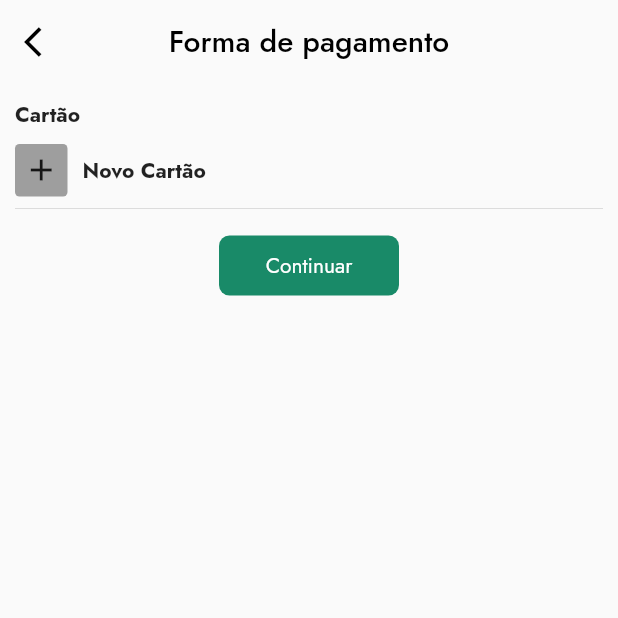
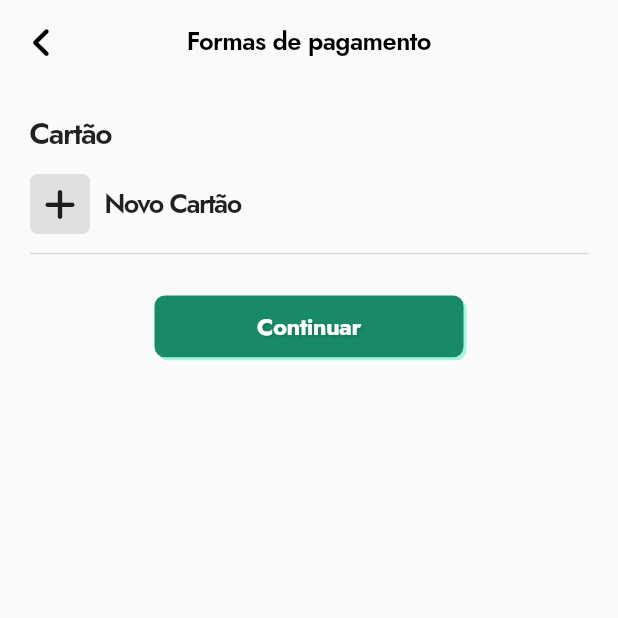
Before and after one commit to MatheusAGomes/dibs, a Flutter app: the FormaDePagamento screen opened directly with empty values, on a phone screen of 412 x 824 dp, the top half of it. Run offline on Flutter 3.47's test engine with Material 2 defaults, Android fonts, the phone set to English and light mode, and no system bars; drawn by our look-alikes of loader_overlay; our stand-ins replace animated_toggle_switch, brasil_fields, dio, flutter_svg, fluttertoast, font_awesome_flutter and 9 more; missing offline and left inert: dart:ffi, validatorless; accounts and stored records are empty; generated files the repository leaves out were written again; network calls fail.

Commit message:
+ componente buttonNewAction; mudanças em formaDePagamento

```diff
--- a/lib/private/anuncieIngressoScreen.dart
+++ b/lib/private/anuncieIngressoScreen.dart
@@ -5,6 +5,7 @@ import 'package:dibs/widget/bannerCategoria.dart';
 import 'package:dibs/widget/bannerMeuIngresso.dart';
 import 'package:dibs/widget/bannerPrincipal.dart';
 import 'package:dibs/widget/bannerSecundario.dart';
+import 'package:dibs/widget/buttonNewAction.dart';
 import 'package:dio/dio.dart';
 import 'package:flutter/material.dart';
 import 'package:provider/provider.dart';
@@ -129,8 +130,9 @@ class _AnuncieIngressoScreenState extends State<AnuncieIngressoScreen> {
                       value == 0
                           ? Column(
                               children: [
-                                InkWell(
-                                  onTap: () async {
+                                ButtonNewAction(
+                                    text: 'Novo Anúncio',
+                                    click: () async {
                                       List<MeuIngressoBanner> a =
                                       await TicketRepository(dio)
                                           .getTickets();
@@ -145,32 +147,7 @@ class _AnuncieIngressoScreenState extends State<AnuncieIngressoScreen> {
                                           );
                                         },
                                       );
-                                  },
-                                  child: Row(
-                                      crossAxisAlignment:
-                                          CrossAxisAlignment.center,
-                                      children: [
-                                        InkWell(
-                                          child: Container(
-                                            decoration: BoxDecoration(
-                                                color: Colors.grey[300],
-                                                borderRadius:
-                                                    BorderRadius.circular(5)),
-                                            height: 40,
-                                            width: 40,
-                                            child: Icon(FontAwesomeIcons.plus),
-                                          ),
-                                        ),
-                                        SizedBox(
-                                          width: 10,
-                                        ),
-                                        Text(
-                                          'Novo Anúncio',
-                                          style:
-                                              TextStyleService.iconButtonText,
-                                        )
-                                      ]),
-                                ),
+                                    }),
                                 SizedBox(
                                   height: 5,
                                 ),
--- a/lib/private/formaDePagamento.dart
+++ b/lib/private/formaDePagamento.dart
@@ -1,7 +1,11 @@
 import 'package:dibs/models/cards.dart';
+import 'package:dibs/widget/buttonNewAction.dart';
+import 'package:dibs/widget/buttonPadrao.dart';
 import 'package:flutter/material.dart';
+import 'package:font_awesome_flutter/font_awesome_flutter.dart';
 
 import '../shared/functions/utils.dart';
+import '../shared/service/textStyle.dart';
 import '../widget/meuCartaoComponente.dart';
 import 'modalNovoCartao.dart';
 
@@ -20,17 +24,18 @@ class _FormaDePagamentoState extends State<FormaDePagamento> {
       appBar: AppBar(
         elevation: 0,
         backgroundColor: Colors.transparent,
+        foregroundColor: Colors.black,
         centerTitle: true,
-        title: const Text(
-          'Forma de pagamento',
-          style: TextStyle(color: Colors.black),
+        title: Text(
+          'Formas de pagamento',
+          style: TextStyleService.appBar,
         ),
         leading: IconButton(
             onPressed: () {
               Navigator.pop(context);
             },
-            icon: const Icon(
-              Icons.arrow_back_ios,
+            icon: Icon(
+              FontAwesomeIcons.angleLeft,
               color: Colors.black,
             )),
       ),
@@ -38,46 +43,38 @@ class _FormaDePagamentoState extends State<FormaDePagamento> {
         child: Container(
           child: SingleChildScrollView(
               child: Padding(
-            padding: const EdgeInsets.symmetric(horizontal: 10, vertical: 10),
+            padding: const EdgeInsets.symmetric(horizontal: 20, vertical: 10),
             child: Column(
               mainAxisAlignment: MainAxisAlignment.start,
               crossAxisAlignment: CrossAxisAlignment.start,
               children: [
-                const Text('Cartão',
-                    style: TextStyle(fontWeight: FontWeight.bold)),
+                Text('Cartão',
+                    style: TextStyleService.eventBatch),
                 const SizedBox(
                   height: 10,
                 ),
-                InkWell(
-                  onTap: () {
+                ButtonNewAction(
+                  text: 'Novo Cartão',
+                  click: () {
                     showModalBottomSheet<void>(
                         isScrollControlled: true,
                         context: context,
+                        clipBehavior: Clip.antiAliasWithSaveLayer,
+                        shape: const RoundedRectangleBorder(
+                          borderRadius: BorderRadius.vertical(
+                              top: Radius.circular(10)),
+                        ),
                         builder: (BuildContext context) {
                           return const ModalNovoCartao();
                         });
-                  },
-                  child: Row(
-                    children: [
-                      Container(
-                        height: 35,
-                        width: 35,
-                        decoration: BoxDecoration(
-                            color: Colors.grey,
-                            borderRadius: BorderRadius.circular(3)),
-                        child: const Icon(Icons.add),
-                      ),
-                      const SizedBox(
-                        width: 10,
-                      ),
-                      const Text(
-                        'Novo Cartão',
-                        style: TextStyle(fontWeight: FontWeight.bold),
-                      )
-                    ],
-                  ),
+                  }),
+                SizedBox(
+                  height: 5,
                 ),
-                const Divider(),
+                Divider(
+                  color: Color(0xFFD9D9D9),
+                  thickness: 1,
+                ),
                 Column(
                     children: List.generate(widget.cards.length, (index) {
                   return InkWell(
@@ -87,7 +84,7 @@ class _FormaDePagamentoState extends State<FormaDePagamento> {
                     child: Padding(
                       padding: const EdgeInsets.symmetric(vertical: 5),
                       child: MeuCartaoComponente(
-                          pedido: false,
+                          pedido: true,
                           nome: widget.cards[index].name,
                           numero: substituirTresPrimeirosGruposPorAsteriscos(
                               widget.cards[index].number),
@@ -96,27 +93,14 @@ class _FormaDePagamentoState extends State<FormaDePagamento> {
                   );
                 })),
                 const SizedBox(
-                  height: 10,
+                  height: 20,
                 ),
-                Center(
-                  child: InkWell(
-                    onTap: () {},
-                    child: Container(
-                      decoration: BoxDecoration(
-                        borderRadius: BorderRadius.circular(7),
-                        color: const Color(0xFF198A68),
-                      ),
-                      width: 120,
-                      height: 40,
-                      child: const Center(
-                        child: Text(
-                          'Continuar',
-                          style: TextStyle(color: Colors.white),
-                        ),
-                      ),
-                    ),
-                  ),
-                ),
+                ButtonPadrao(
+                    text: 'Continuar',
+                    click: (){},
+                    width: 0.5,
+                    enable: true,
+                    delete: false)
               ],
             ),
           )),
--- a/lib/private/infoPedidoScreen.dart
+++ b/lib/private/infoPedidoScreen.dart
@@ -82,12 +82,16 @@ class _InfoPedidoScreenState extends State<InfoPedidoScreen> {
                     onTap: () async {
                       final cards = await CardRepository(dio).getCards();
 
-                      card = await showModalBottomSheet<Cards>(
-                        useSafeArea: true,
-                        isScrollControlled: true,
-                        context: context,
-                        builder: (context) => FormaDePagamento(cards: cards),
-                      );
+                      card = await Navigator.push(
+                          context,
+                          MaterialPageRoute(
+                              builder: (context) => FormaDePagamento(cards: cards)));
+                      // showModalBottomSheet<Cards>(
+                      //   useSafeArea: true,
+                      //   isScrollControlled: true,
+                      //   context: context,
+                      //   builder: (context) => FormaDePagamento(cards: cards),
+                      // );
                       setState(() {});
                     },
                     child: card == null
--- /dev/null
+++ b/lib/widget/buttonNewAction.dart
@@ -0,0 +1,53 @@
+import 'package:flutter/material.dart';
+import 'package:flutter/widgets.dart';
+import 'package:font_awesome_flutter/font_awesome_flutter.dart';
+
+import '../main.dart';
+import '../models/meuIngressoBanner.dart';
+import '../private/modalMeusIngressosAnuncio.dart';
+import '../repositories/ticket-repository.dart';
+import '../shared/service/textStyle.dart';
+
+class ButtonNewAction extends StatelessWidget {
+  String text;
+  VoidCallback click;
+  IconData? icon;
+
+  ButtonNewAction({
+    super.key,
+    required this.text,
+    required this.click,
+    this.icon = FontAwesomeIcons.plus
+  });
+
+  @override
+  Widget build(BuildContext context) {
+    return InkWell(
+      onTap: click,
+      child: Row(
+          crossAxisAlignment:
+          CrossAxisAlignment.center,
+          children: [
+            InkWell(
+              child: Container(
+                decoration: BoxDecoration(
+                    color: Colors.grey[300],
+                    borderRadius:
+                    BorderRadius.circular(5)),
+                height: 40,
+                width: 40,
+                child: Icon(icon),
+              ),
+            ),
+            SizedBox(
+              width: 10,
+            ),
+            Text(
+              text,
+              style:
+              TextStyleService.iconButtonText,
+            )
+          ]),
+    );
+  }
+}
```
Also changed, not shown: lib/widget/meuCartaoComponente.dart (indentation only). Lines whose indentation alone changed are shown as unchanged.
